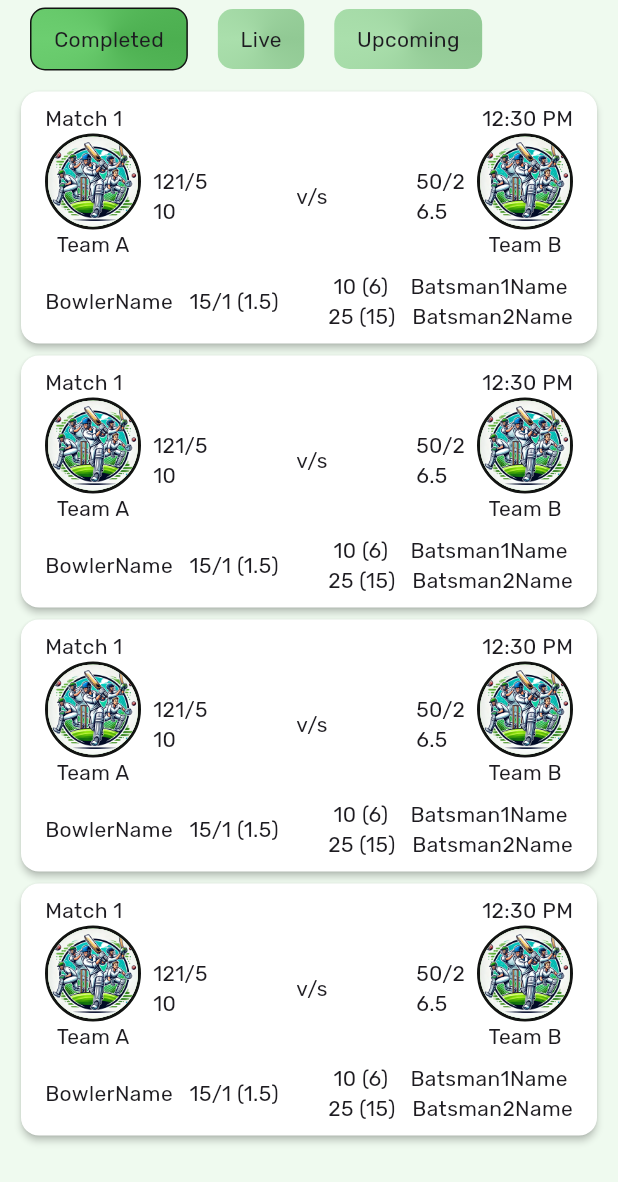
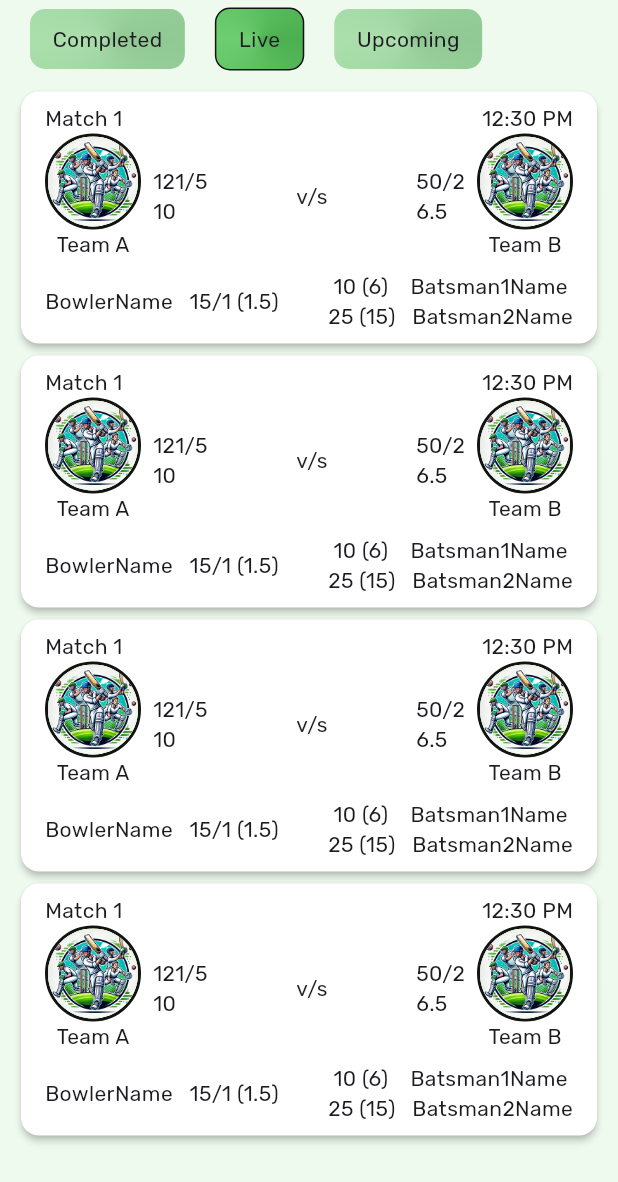
Before and after one commit to shaikhikram04/Tracket, a Flutter app: the MatchesScreen screen opened directly, on a phone screen of 412 x 824 dp. Shown: the top 1182 px of the screen. Run offline on Flutter 3.47's test engine with Material 3 defaults, Android fonts, the phone set to English and light mode, and no system bars; our stand-ins replace animate_do, cached_network_image, cloud_firestore, device_preview, firebase_auth, firebase_core and 5 more; accounts and stored records are empty; generated files the repository leaves out were written again.

Commit message:
make tab tapable

```diff
--- a/lib/matches/screens/matches_screen.dart
+++ b/lib/matches/screens/matches_screen.dart
@@ -2,8 +2,21 @@ import 'package:flutter/material.dart';
 import 'package:tracket/matches/widgets/match_card.dart';
 import 'package:tracket/matches/widgets/match_tabs.dart';
 
-class MatchesScreen extends StatelessWidget {
+class MatchesScreen extends StatefulWidget {
   const MatchesScreen({super.key});
+
+  @override
+  State<MatchesScreen> createState() => _MatchesScreenState();
+}
+
+class _MatchesScreenState extends State<MatchesScreen> {
+  int _selectedTabIndex = 1;
+
+  void onTabChange(int index) {
+    setState(() {
+      _selectedTabIndex = index;
+    });
+  }
 
   @override
   Widget build(BuildContext context) {
@@ -14,9 +27,21 @@ class MatchesScreen extends StatelessWidget {
           children: [
             Row(
               children: [
-                MatchTabs(text: 'Completed', isSelected: true),
-                MatchTabs(text: 'Live', isSelected: false),
-                MatchTabs(text: 'Upcoming', isSelected: false),
+                MatchTabs(
+                  text: 'Completed',
+                  isSelected: _selectedTabIndex == 0,
+                  onTap: () => onTabChange(0),
+                ),
+                MatchTabs(
+                  text: 'Live',
+                  isSelected: _selectedTabIndex == 1,
+                  onTap: () => onTabChange(1),
+                ),
+                MatchTabs(
+                  text: 'Upcoming',
+                  isSelected: _selectedTabIndex == 2,
+                  onTap: () => onTabChange(2),
+                ),
               ],
             ),
             Expanded(
--- a/lib/matches/widgets/match_tabs.dart
+++ b/lib/matches/widgets/match_tabs.dart
@@ -6,10 +6,12 @@ class MatchTabs extends StatelessWidget {
     super.key,
     required this.text,
     required this.isSelected,
+    required this.onTap,
   });
 
   final String text;
   final bool isSelected;
+  final VoidCallback onTap;
 
   @override
   Widget build(BuildContext context) {
@@ -25,7 +27,9 @@ class MatchTabs extends StatelessWidget {
             disableButtonColor1,
           ];
 
-    return Container(
+    return InkWell(
+      onTap: onTap,
+      child: Container(
         margin: EdgeInsets.symmetric(horizontal: 10, vertical: 5),
         padding: EdgeInsets.symmetric(horizontal: 15, vertical: 10),
         decoration: BoxDecoration(
@@ -34,6 +38,7 @@ class MatchTabs extends StatelessWidget {
           border: isSelected ? Border.all(color: blackColor) : null,
         ),
         child: Text(text),
+      ),
     );
   }
 }
```
Lines whose indentation alone changed are shown as unchanged.
